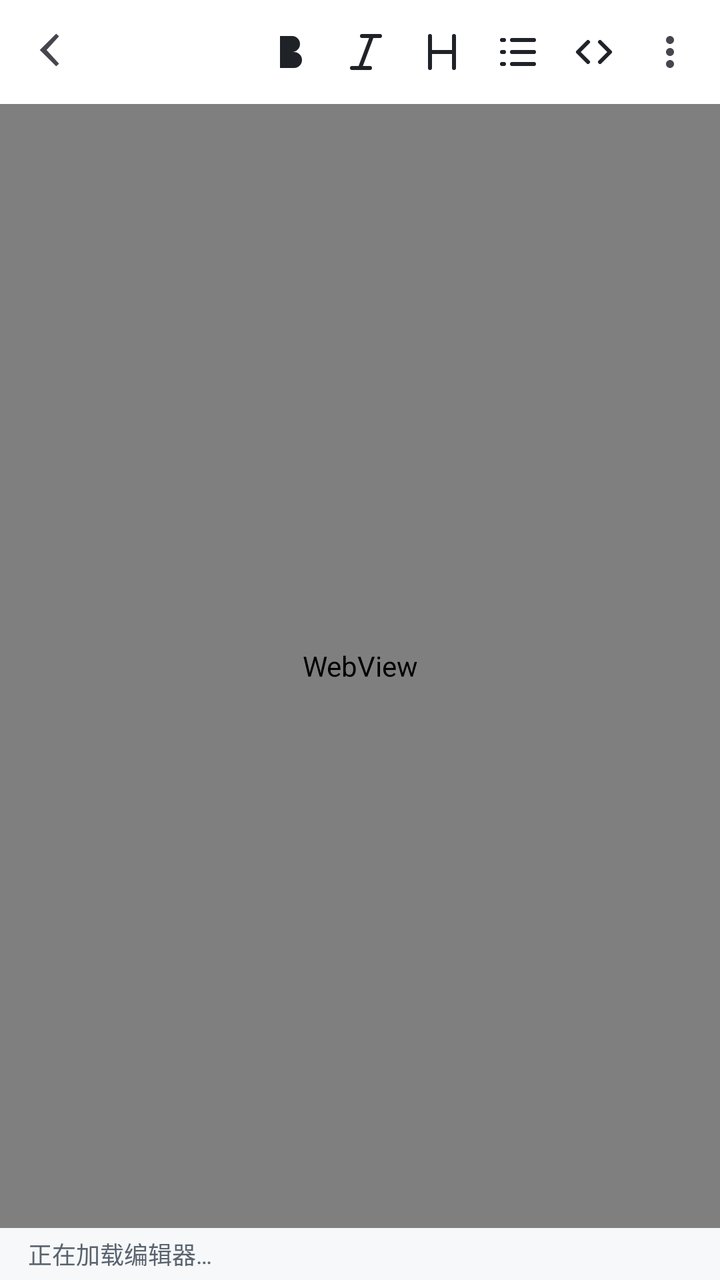
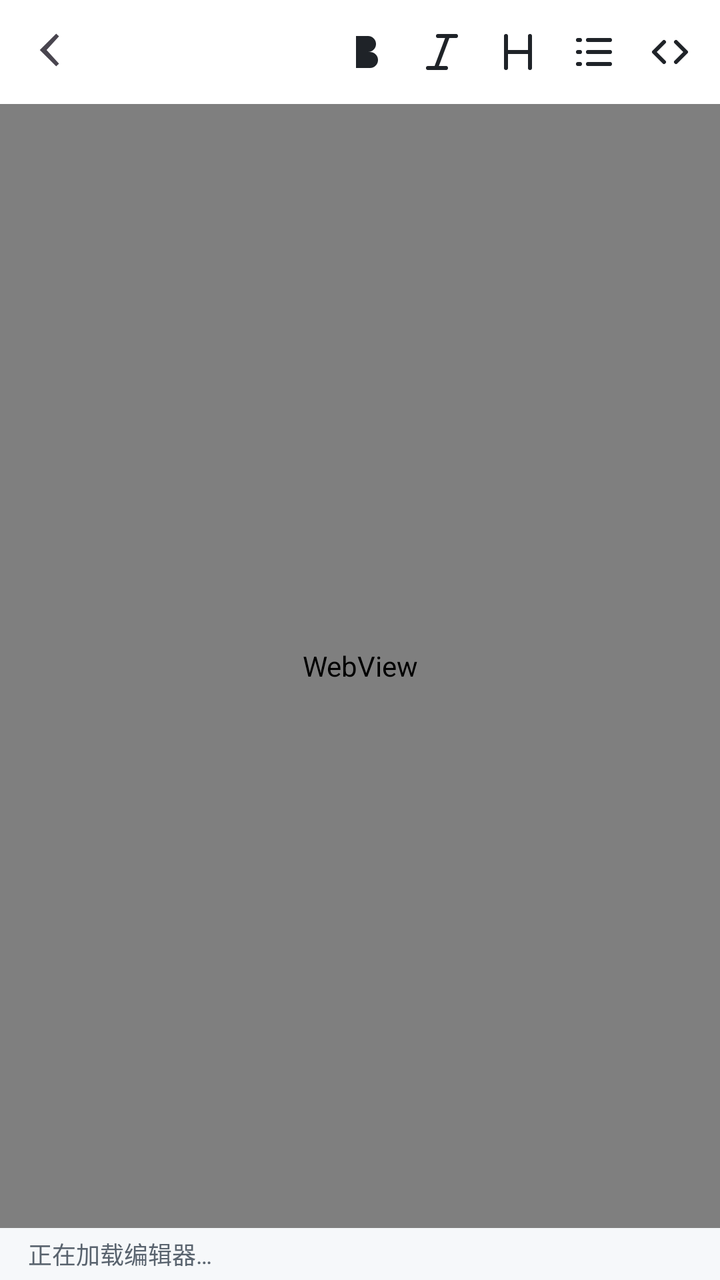

Before-and-after screenshots of an Android layout around one commit, followed by the original layout XML and the change that was made.
<!-- AndroidManifest.xml: application theme Theme.Markit -->
<!-- res/layout/activity_wysiwyg.xml -->
<?xml version="1.0" encoding="utf-8"?>
<androidx.constraintlayout.widget.ConstraintLayout
    xmlns:android="http://schemas.android.com/apk/res/android"
    xmlns:app="http://schemas.android.com/apk/res-auto"
    android:layout_width="match_parent"
    android:layout_height="match_parent"
    android:background="@color/bg_canvas">

    <LinearLayout
        android:id="@+id/topBar"
        android:layout_width="0dp"
        android:layout_height="wrap_content"
        android:minHeight="52dp"
        android:orientation="horizontal"
        android:gravity="center_vertical"
        android:background="@color/bg_canvas"
        android:paddingStart="6dp"
        android:paddingEnd="6dp"
        app:layout_constraintTop_toTopOf="parent"
        app:layout_constraintStart_toStartOf="parent"
        app:layout_constraintEnd_toEndOf="parent">

        <ImageButton
            android:id="@+id/btnBack"
            android:layout_width="40dp"
            android:layout_height="40dp"
            android:src="@drawable/ic_arrow_back"
            android:background="?android:attr/selectableItemBackgroundBorderless"
            android:contentDescription="返回" />

        <TextView
            android:id="@+id/titleText"
            android:layout_width="0dp"
            android:layout_height="wrap_content"
            android:layout_weight="1"
            android:textSize="17sp"
            android:textStyle="bold"
            android:textColor="@color/fg_default"
            android:maxLines="1"
            android:ellipsize="middle"
            android:paddingStart="4dp"
            android:paddingEnd="4dp" />

        <ImageButton
            android:id="@+id/btnBold"
            android:layout_width="38dp"
            android:layout_height="38dp"
            android:src="@drawable/ic_format_bold"
            android:background="?android:attr/selectableItemBackgroundBorderless"
            android:contentDescription="加粗" />

        <ImageButton
            android:id="@+id/btnItalic"
            android:layout_width="38dp"
            android:layout_height="38dp"
            android:src="@drawable/ic_format_italic"
            android:background="?android:attr/selectableItemBackgroundBorderless"
            android:contentDescription="斜体" />

        <ImageButton
            android:id="@+id/btnHeading"
            android:layout_width="38dp"
            android:layout_height="38dp"
            android:src="@drawable/ic_format_heading"
            android:background="?android:attr/selectableItemBackgroundBorderless"
            android:contentDescription="标题" />

        <ImageButton
            android:id="@+id/btnList"
            android:layout_width="38dp"
            android:layout_height="38dp"
            android:src="@drawable/ic_format_list"
            android:background="?android:attr/selectableItemBackgroundBorderless"
            android:contentDescription="列表" />

        <ImageButton
            android:id="@+id/btnSource"
            android:layout_width="38dp"
            android:layout_height="38dp"
            android:src="@drawable/ic_code"
            android:background="?android:attr/selectableItemBackgroundBorderless"
            android:contentDescription="切换到源码" />

        <ImageButton
            android:id="@+id/btnMore"
            android:layout_width="38dp"
            android:layout_height="38dp"
            android:src="@drawable/ic_more_vert"
            android:background="?android:attr/selectableItemBackgroundBorderless"
            android:contentDescription="更多" />
    </LinearLayout>

    <WebView
        android:id="@+id/editorWeb"
        android:layout_width="0dp"
        android:layout_height="0dp"
        app:layout_constraintTop_toBottomOf="@id/topBar"
        app:layout_constraintStart_toStartOf="parent"
        app:layout_constraintEnd_toEndOf="parent"
        app:layout_constraintBottom_toTopOf="@id/statusBar"
        app:layout_constraintHeight_default="spread" />

    <TextView
        android:id="@+id/statusBar"
        android:layout_width="0dp"
        android:layout_height="wrap_content"
        android:minHeight="26dp"
        android:gravity="center_vertical"
        android:paddingStart="14dp"
        android:paddingEnd="14dp"
        android:background="@color/bg_inset"
        android:textSize="12sp"
        android:textColor="@color/fg_muted"
        android:text="正在加载编辑器…"
        app:layout_constraintBottom_toBottomOf="parent"
        app:layout_constraintStart_toStartOf="parent"
        app:layout_constraintEnd_toEndOf="parent" />

</androidx.constraintlayout.widget.ConstraintLayout>
<!-- resources referenced by this layout -->
<resources>
  <color name="bg_canvas">#FFFFFF</color>
  <color name="bg_inset">#F6F8FA</color>
  <color name="fg_default">#1F2328</color>
  <color name="fg_muted">#59636E</color>
  <!-- drawable ic_arrow_back (drawable) -->
  <?xml version="1.0" encoding="utf-8"?>
  <vector xmlns:android="http://schemas.android.com/apk/res/android"
      android:width="24dp" android:height="24dp"
      android:viewportWidth="24" android:viewportHeight="24"
      android:tint="?attr/colorControlNormal">
      <path android:fillColor="@android:color/white"
          android:pathData="M15.5,4.2 L14.1,2.8 L5.9,11 L14.1,19.2 L15.5,17.8 L9.3,11 Z" />
  </vector>
  <!-- drawable ic_code (drawable) -->
  <vector xmlns:android="http://schemas.android.com/apk/res/android"
      android:width="24dp" android:height="24dp"
      android:viewportWidth="24" android:viewportHeight="24">
      <path android:strokeColor="@color/fg_default" android:strokeWidth="2"
          android:strokeLineCap="round" android:strokeLineJoin="round"
          android:fillColor="#00000000"
          android:pathData="M9,7l-5,5 5,5 M15,7l5,5 -5,5" />
  </vector>
  <!-- drawable ic_format_bold (drawable) -->
  <vector xmlns:android="http://schemas.android.com/apk/res/android"
      android:width="24dp" android:height="24dp"
      android:viewportWidth="24" android:viewportHeight="24">
      <path android:fillColor="@color/fg_default"
          android:pathData="M7,4h6a4,4 0,0 1,0 8h-6z M7,12h7a4,4 0,0 1,0 8h-7z" />
  </vector>
  <!-- drawable ic_format_heading (drawable) -->
  <vector xmlns:android="http://schemas.android.com/apk/res/android"
      android:width="24dp" android:height="24dp"
      android:viewportWidth="24" android:viewportHeight="24">
      <path android:strokeColor="@color/fg_default" android:strokeWidth="2"
          android:strokeLineCap="round" android:fillColor="#00000000"
          android:pathData="M6,4v16 M18,4v16 M6,12h12" />
  </vector>
  <!-- drawable ic_format_italic (drawable) -->
  <vector xmlns:android="http://schemas.android.com/apk/res/android"
      android:width="24dp" android:height="24dp"
      android:viewportWidth="24" android:viewportHeight="24">
      <path android:strokeColor="@color/fg_default" android:strokeWidth="2"
          android:strokeLineCap="round" android:fillColor="#00000000"
          android:pathData="M19,4h-9 M14,20H5 M15,4L9,20" />
  </vector>
  <!-- drawable ic_format_list (drawable) -->
  <vector xmlns:android="http://schemas.android.com/apk/res/android"
      android:width="24dp" android:height="24dp"
      android:viewportWidth="24" android:viewportHeight="24">
      <path android:strokeColor="@color/fg_default" android:strokeWidth="2"
          android:strokeLineCap="round" android:fillColor="#00000000"
          android:pathData="M9,6h11 M9,12h11 M9,18h11 M4,6h1 M4,12h1 M4,18h1" />
  </vector>
  <!-- drawable ic_more_vert (drawable) -->
  <?xml version="1.0" encoding="utf-8"?>
  <vector xmlns:android="http://schemas.android.com/apk/res/android"
      android:width="24dp" android:height="24dp"
      android:viewportWidth="24" android:viewportHeight="24"
      android:tint="?attr/colorControlNormal">
      <path android:fillColor="@android:color/white" android:pathData="M12,8c1.1,0 2,-0.9 2,-2s-0.9,-2 -2,-2s-2,0.9 -2,2S10.9,8 12,8z" />
      <path android:fillColor="@android:color/white" android:pathData="M12,10c-1.1,0 -2,0.9 -2,2s0.9,2 2,2s2,-0.9 2,-2S13.1,10 12,10z" />
      <path android:fillColor="@android:color/white" android:pathData="M12,16c-1.1,0 -2,0.9 -2,2s0.9,2 2,2s2,-0.9 2,-2S13.1,16 12,16z" />
  </vector>
  <style name="Theme.Markit" parent="Theme.Material3.DayNight.NoActionBar">
          <item name="colorPrimary">@color/accent</item>
          <item name="android:windowBackground">@color/bg_canvas</item>
          
          <item name="android:statusBarColor">@android:color/transparent</item>
          <item name="android:navigationBarColor">@android:color/transparent</item>
      </style>
  <color name="accent">#0969DA</color>
</resources>

<!-- the commit's change to res/layout/activity_wysiwyg.xml (unified diff, before → after) -->
@@ -81,13 +81,6 @@
             android:background="?android:attr/selectableItemBackgroundBorderless"
             android:contentDescription="切换到源码" />
 
-        <ImageButton
-            android:id="@+id/btnMore"
-            android:layout_width="38dp"
-            android:layout_height="38dp"
-            android:src="@drawable/ic_more_vert"
-            android:background="?android:attr/selectableItemBackgroundBorderless"
-            android:contentDescription="更多" />
     </LinearLayout>
 
     <WebView
@@ -99,6 +92,26 @@
         app:layout_constraintEnd_toEndOf="parent"
         app:layout_constraintBottom_toTopOf="@id/statusBar"
         app:layout_constraintHeight_default="spread" />
+
+    
+    <EditText
+        android:id="@+id/sourceEditor"
+        android:layout_width="0dp"
+        android:layout_height="0dp"
+        android:background="@color/bg_canvas"
+        android:gravity="top|start"
+        android:padding="14dp"
+        android:textSize="14sp"
+        android:textColor="@color/fg_default"
+        android:textIsSelectable="true"
+        android:fontFamily="monospace"
+        android:visibility="gone"
+        android:inputType="textMultiLine|textNoSuggestions"
+        android:importantForAutofill="no"
+        app:layout_constraintTop_toBottomOf="@id/topBar"
+        app:layout_constraintStart_toStartOf="parent"
+        app:layout_constraintEnd_toEndOf="parent"
+        app:layout_constraintBottom_toTopOf="@id/statusBar" />
 
     <TextView
         android:id="@+id/statusBar"
<!-- resource entries referenced after the edit -->
@@ -53,16 +53,6 @@
           android:strokeLineCap="round" android:fillColor="#00000000"
           android:pathData="M9,6h11 M9,12h11 M9,18h11 M4,6h1 M4,12h1 M4,18h1" />
   </vector>
-  <!-- drawable ic_more_vert (drawable) -->
-  <?xml version="1.0" encoding="utf-8"?>
-  <vector xmlns:android="http://schemas.android.com/apk/res/android"
-      android:width="24dp" android:height="24dp"
-      android:viewportWidth="24" android:viewportHeight="24"
-      android:tint="?attr/colorControlNormal">
-      <path android:fillColor="@android:color/white" android:pathData="M12,8c1.1,0 2,-0.9 2,-2s-0.9,-2 -2,-2s-2,0.9 -2,2S10.9,8 12,8z" />
-      <path android:fillColor="@android:color/white" android:pathData="M12,10c-1.1,0 -2,0.9 -2,2s0.9,2 2,2s2,-0.9 2,-2S13.1,10 12,10z" />
-      <path android:fillColor="@android:color/white" android:pathData="M12,16c-1.1,0 -2,0.9 -2,2s0.9,2 2,2s2,-0.9 2,-2S13.1,16 12,16z" />
-  </vector>
   <style name="Theme.Markit" parent="Theme.Material3.DayNight.NoActionBar">
           <item name="colorPrimary">@color/accent</item>
           <item name="android:windowBackground">@color/bg_canvas</item>
